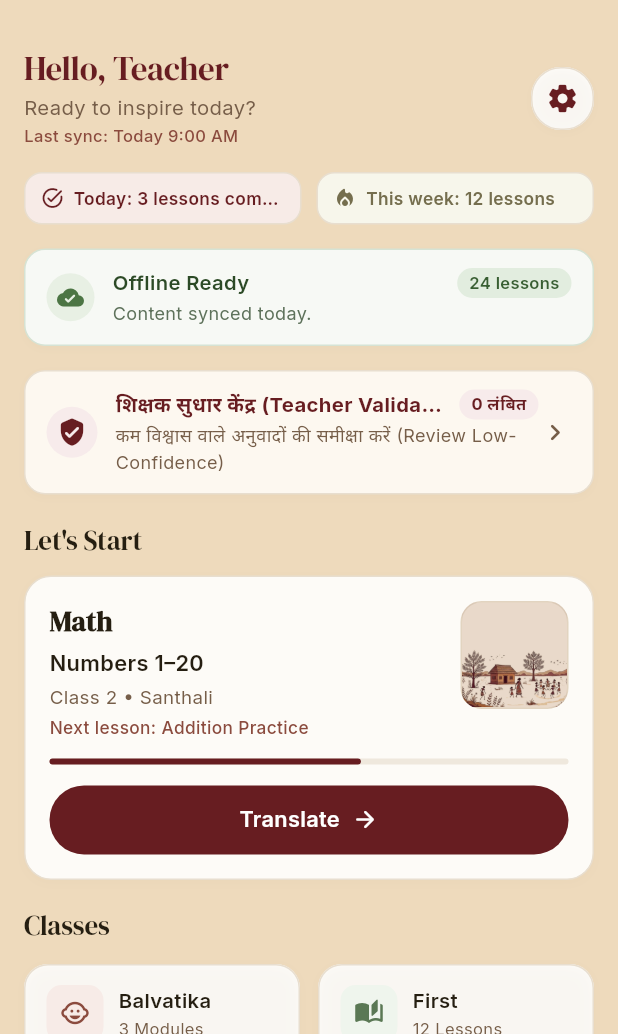
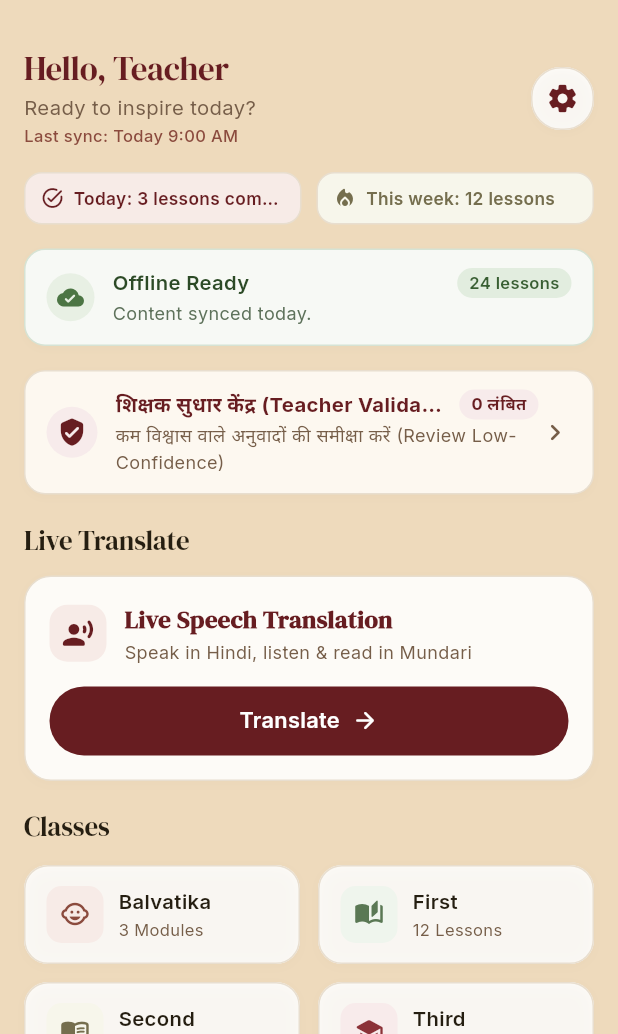
Before and after one commit to Rutuja-Kokate/ayo-vani, a Flutter app: the HomeScreen widget shown alone on an empty page, opened directly, on a phone screen of 412 x 824 dp, the part 202-1236 px from its top. Run offline on Flutter 3.47's test engine with Material 3 defaults, Android fonts, the phone set to English and light mode, and no system bars; our stand-ins replace audioplayers, dio, flutter_tts, google_fonts, pdf, printing and 2 more; missing offline and left inert: record, sherpa_onnx; accounts and stored records are empty.

Commit message:
Simplify Home screen featured card to clean Live Translation shortcut without lesson details

```diff
--- a/lib/screens/home/home_screen.dart
+++ b/lib/screens/home/home_screen.dart
@@ -4,13 +4,13 @@ import '../../app/theme/app_colors.dart';
 import '../../app/theme/app_dimens.dart';
 import '../../app/theme/app_typography.dart';
 import '../../l10n/app_localizations.dart';
+import '../../models/hitl_validation_models.dart';
+import '../../services/hitl_validation_service.dart';
 import '../../widgets/ayo_class_selection_grid.dart';
 import '../../widgets/ayo_logo.dart';
 import '../live_translate/live_translate_screen.dart';
 import '../settings/settings_screen.dart';
 import '../validation/hitl_validation_screen.dart';
-import '../../services/hitl_validation_service.dart';
-import '../../models/hitl_validation_models.dart';
 
 /// Screen 03 — Home / Dashboard for AYOVAANI Teacher App.
 ///
@@ -224,7 +224,6 @@ class HomeScreen extends StatelessWidget {
                 ),
               ),
               const SizedBox(height: 2.0),
-              // Option B Header Whitespace: Plain text last sync info
               Text(
                 l10n?.homeHeaderLastSync ?? 'Last sync: Today 9:00 AM',
                 style: const TextStyle(
@@ -563,7 +562,7 @@ class HomeScreen extends StatelessWidget {
     );
   }
 
-  /// Section 2: Enhanced "Continue" Card with static progress bar and next lesson preview
+  /// Section 2: Clean Live Translation Shortcut Card (Simplified - No subject/lesson details)
   Widget _buildTodaysLessonSection(BuildContext context, {bool isTablet = false}) {
     final l10n = AppLocalizations.of(context);
 
@@ -571,7 +570,7 @@ class HomeScreen extends StatelessWidget {
       crossAxisAlignment: CrossAxisAlignment.start,
       children: [
         Text(
-          l10n?.homeLetsStart ?? "Let's Start",
+          l10n?.toolsLiveTranslate ?? 'Live Speech Translation',
           style: TextStyle(
             fontFamily: AppTypography.headingFontFamily,
             fontSize: isTablet ? 20.0 : 18.0,
@@ -602,94 +601,50 @@ class HomeScreen extends StatelessWidget {
             crossAxisAlignment: CrossAxisAlignment.start,
             children: [
               Row(
-                crossAxisAlignment: CrossAxisAlignment.start,
                 children: [
+                  Container(
+                    width: isTablet ? 44.0 : 38.0,
+                    height: isTablet ? 44.0 : 38.0,
+                    decoration: BoxDecoration(
+                      color: const Color(0xFFF7EBE7),
+                      borderRadius: BorderRadius.circular(12.0),
+                    ),
+                    child: const Icon(
+                      Icons.record_voice_over_rounded,
+                      color: AppColors.primaryBurgundy,
+                      size: 22.0,
+                    ),
+                  ),
+                  const SizedBox(width: 12.0),
                   Expanded(
                     child: Column(
                       crossAxisAlignment: CrossAxisAlignment.start,
                       children: [
                         Text(
-                          l10n?.math ?? 'Mathematics',
+                          l10n?.translateTitle ?? 'Live Speech Translation',
                           style: TextStyle(
                             fontFamily: AppTypography.headingFontFamily,
-                            fontSize: isTablet ? 20.0 : 18.5,
+                            fontSize: isTablet ? 18.0 : 16.5,
                             fontWeight: FontWeight.w600,
-                            color: AppColors.textPrimary,
+                            color: AppColors.primaryBurgundy,
                           ),
                         ),
-                        const SizedBox(height: 4.0),
+                        const SizedBox(height: 2.0),
                         Text(
-                          l10n?.homeFeaturedLessonTitle ?? 'Numbers 1–20',
+                          l10n?.translateSubtitle ?? 'Speak in Hindi, listen & read in Mundari',
                           style: TextStyle(
                             fontFamily: AppTypography.bodyFontFamily,
-                            fontSize: isTablet ? 15.0 : 14.5,
-                            fontWeight: FontWeight.w600,
-                            color: AppColors.textPrimary,
-                          ),
-                        ),
-                        const SizedBox(height: 3.0),
-                        Text(
-                          '${l10n?.labelClassWithNumber('2') ?? 'Class 2'} • Santhali',
-                          style: TextStyle(
-                            fontFamily: AppTypography.bodyFontFamily,
-                            fontSize: isTablet ? 13.0 : 12.5,
+                            fontSize: isTablet ? 13.0 : 12.0,
                             fontWeight: FontWeight.w400,
                             color: AppColors.textSecondary,
                           ),
-                        ),
-                        const SizedBox(height: 3.0),
-                        // Next Lesson Preview
-                        Text(
-                          l10n?.homeNextLessonPreview ?? 'Next lesson: Addition Practice',
-                          maxLines: 1,
-                          overflow: TextOverflow.ellipsis,
-                          style: const TextStyle(
-                            fontFamily: 'Inter',
-                            fontSize: 11.5,
-                            fontWeight: FontWeight.w500,
-                            color: Color(0xFF8B4B3E),
-                          ),
-                        ),
-                      ],
-                    ),
-                  ),
-                  const SizedBox(width: 14.0),
-                  // Lightweight illustration asset
-                  Container(
-                    width: isTablet ? 78.0 : 72.0,
-                    height: isTablet ? 78.0 : 72.0,
-                    decoration: BoxDecoration(
-                      color: const Color(0xFFF2E6D5),
-                      borderRadius: BorderRadius.circular(14.0),
-                      border: Border.all(
-                        color: const Color(0xFFE2D4C0),
-                        width: 1.0,
-                      ),
-                    ),
-                    clipBehavior: Clip.antiAlias,
-                    child: Stack(
-                      fit: StackFit.expand,
-                      children: [
-                        Image.asset(
-                          'assets/images/warli_background.png',
-                          fit: BoxFit.cover,
-                          alignment: const Alignment(-0.25, 0.65),
-                        ),
-                        Container(
-                          color: const Color(0x10671D21),
                         ),
                       ],
                     ),
                   ),
                 ],
               ),
-              const SizedBox(height: 12.0),
-
-              // Thin Static Progress Bar (60% completion of "Numbers 1-20")
-              _buildStaticProgressBar(0.60),
-
               SizedBox(height: isTablet ? 16.0 : 14.0),
-
               SizedBox(
                 width: double.infinity,
                 height: 46.0,
@@ -742,28 +697,6 @@ class HomeScreen extends StatelessWidget {
     );
   }
 
-  /// Static, non-animated progress bar with zero recomposition or GPU overhead
-  Widget _buildStaticProgressBar(double ratio) {
-    return Container(
-      width: double.infinity,
-      height: 4.0,
-      decoration: BoxDecoration(
-        color: const Color(0xFFEFE8DD),
-        borderRadius: BorderRadius.circular(2.0),
-      ),
-      child: FractionallySizedBox(
-        alignment: Alignment.centerLeft,
-        widthFactor: ratio,
-        child: Container(
-          decoration: BoxDecoration(
-            color: AppColors.primaryBurgundy,
-            borderRadius: BorderRadius.circular(2.0),
-          ),
-        ),
-      ),
-    );
-  }
-
   Widget _buildQuickToolsSection(BuildContext context, {bool isTablet = false}) {
     return AyoClassSelectionGrid(
       onNavigateToBalvatika: onNavigateToBalvatika,
```
